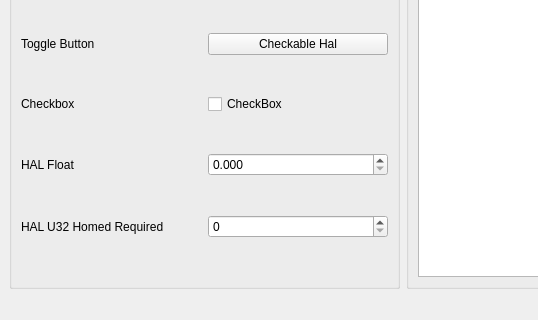
jethornton/flexgui, file examples/hal/hal.ui: the form before one commit; both pictures show x 0 to 538 and y 280 to 600 of the 800 by 600 pixel window.
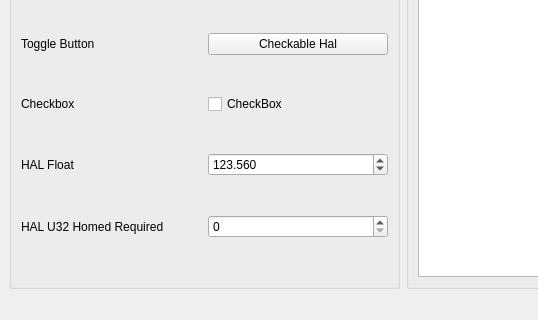
The form after the commit.

What changed in the file:
```diff
--- a/examples/hal/hal.ui
+++ b/examples/hal/hal.ui
@@ -169,6 +169,12 @@
          <property name="decimals">
           <number>3</number>
          </property>
+         <property name="maximum">
+          <double>250.000000000000000</double>
+         </property>
+         <property name="value">
+          <double>123.560000000000002</double>
+         </property>
          <property name="function" stdset="0">
           <string>hal_pin</string>
          </property>
```
